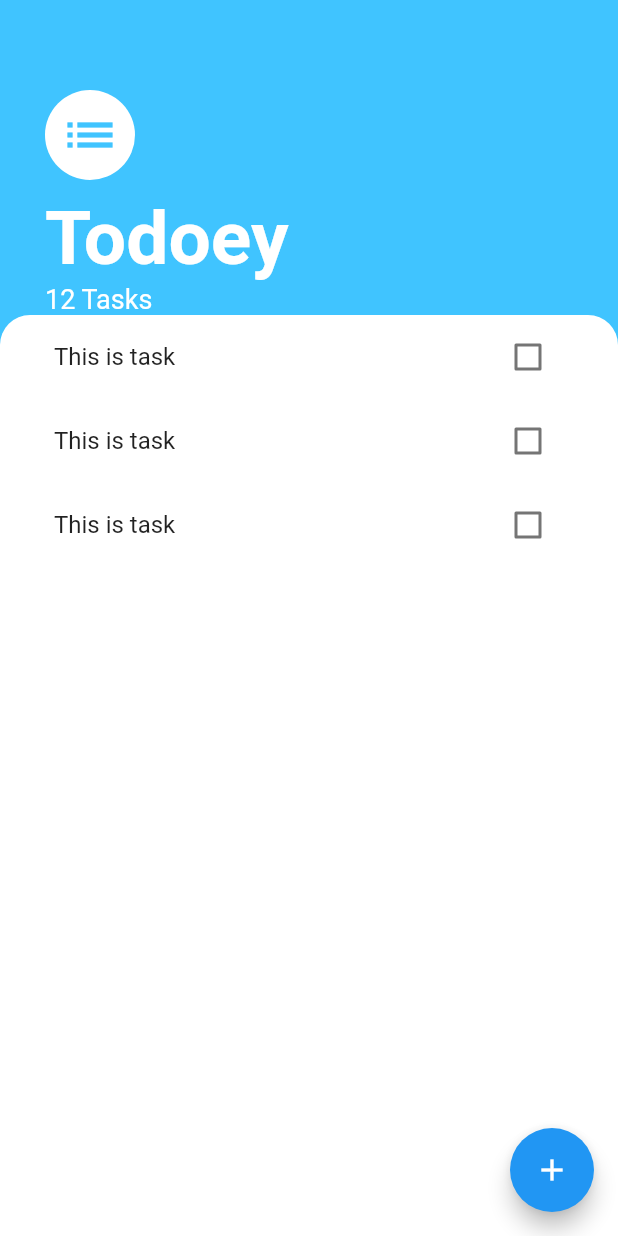
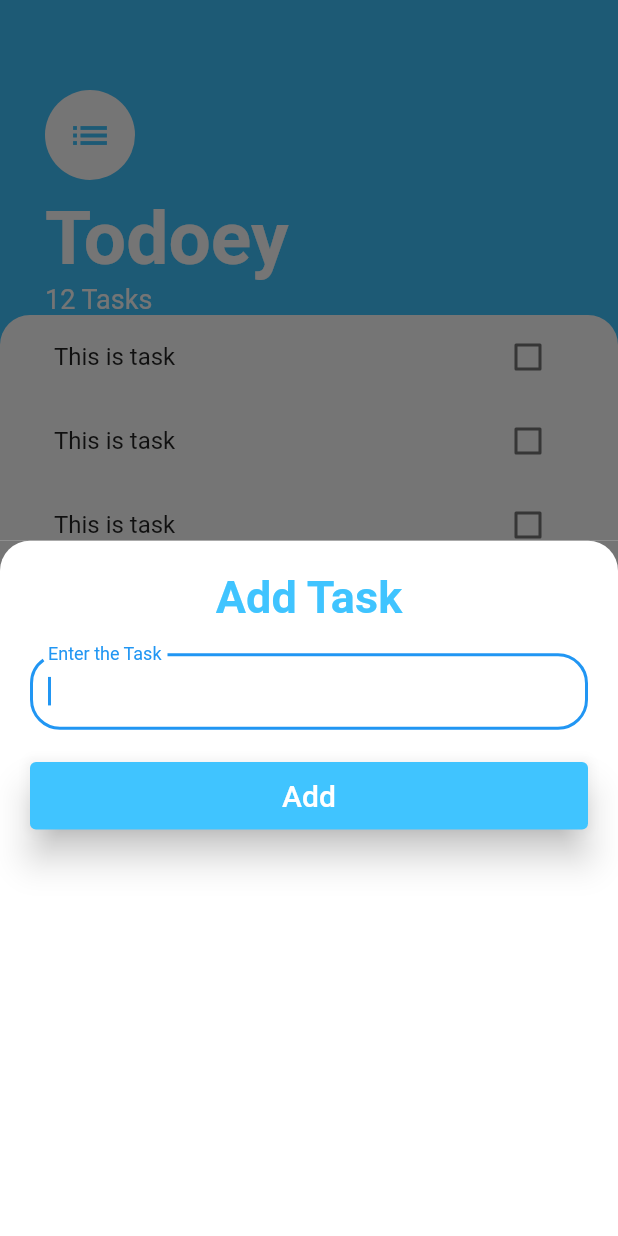
Before and after one commit to rajput-hemant/todoey, a Flutter app: the screen it shows after launch, after a tap on the "add" icon, on a phone screen of 412 x 824 dp. Run offline on Flutter 3.47's test engine with Material 2 defaults, Android fonts, the phone set to English and light mode, and no system bars.

Commit message:
added modalBottomSheet to add a new task
Signed-off-by: rajput-hemant <hemant.rajput_cs20@gla.ac.in>

```diff
--- /dev/null
+++ b/lib/screens/add_task_screen.dart
@@ -0,0 +1,61 @@
+import 'package:flutter/material.dart';
+
+class AddTaskScreen extends StatelessWidget {
+  const AddTaskScreen({Key? key}) : super(key: key);
+
+  @override
+  Widget build(BuildContext context) {
+    return Container(
+      color: Color(0xff757575),
+      child: Container(
+        decoration: BoxDecoration(
+          color: Colors.white,
+          borderRadius: BorderRadius.only(
+            topLeft: Radius.circular(20),
+            topRight: Radius.circular(20),
+          ),
+        ),
+        child: Padding(
+          padding: const EdgeInsets.all(20),
+          child: Column(
+            crossAxisAlignment: CrossAxisAlignment.stretch,
+            children: [
+              Text(
+                'Add Task',
+                textAlign: TextAlign.center,
+                style: TextStyle(
+                    color: Colors.lightBlueAccent,
+                    fontSize: 30,
+                    fontWeight: FontWeight.bold),
+              ),
+              Padding(padding: EdgeInsets.only(bottom: 20)),
+              TextField(
+                autofocus: true,
+                decoration: InputDecoration(
+                  labelText: 'Enter the Task',
+                  isDense: true,
+                  border: OutlineInputBorder(
+                    borderRadius: BorderRadius.circular(20),
+                  ),
+                ),
+              ),
+              Padding(padding: EdgeInsets.only(bottom: 20)),
+              ElevatedButton(
+                onPressed: () {},
+                child: Text(
+                  'Add',
+                  style: TextStyle(fontSize: 20),
+                ),
+                style: ElevatedButton.styleFrom(
+                  primary: Colors.lightBlueAccent,
+                  elevation: 10,
+                  minimumSize: Size(0, 45),
+                ),
+              )
+            ],
+          ),
+        ),
+      ),
+    );
+  }
+}
--- a/lib/screens/tasks_screen.dart
+++ b/lib/screens/tasks_screen.dart
@@ -1,5 +1,6 @@
 import 'package:flutter/material.dart';
 
+import 'add_task_screen.dart';
 import '../widgets/tasks_list.dart';
 
 class TasksScreen extends StatelessWidget {
@@ -11,7 +12,12 @@ class TasksScreen extends StatelessWidget {
       backgroundColor: Colors.lightBlueAccent,
       floatingActionButton: FloatingActionButton(
         child: const Icon(Icons.add),
-        onPressed: () {},
+        onPressed: () {
+          showModalBottomSheet(
+            context: context,
+            builder: (context) => AddTaskScreen(),
+          );
+        },
       ),
       body: Column(
         crossAxisAlignment: CrossAxisAlignment.start,
@@ -27,7 +33,7 @@ class TasksScreen extends StatelessWidget {
                   child: Icon(
                     Icons.list,
                     color: Colors.lightBlueAccent,
-                    size: 40,
+                    size: 30,
                   ),
                 ),
                 SizedBox(height: 10),
```
